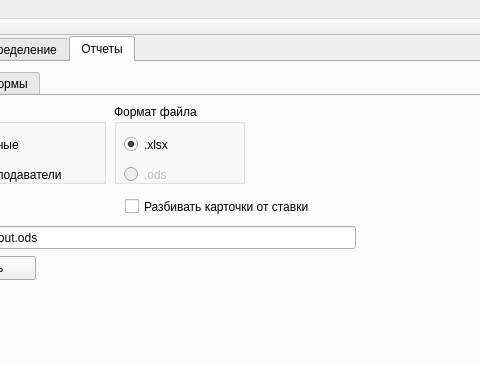
Old version of the form mainwindow.ui in the repository alexeypertcev/ksu-ivt-nagruzka; both pictures show x 579 to 1059 and y 0 to 366 of the 1270 by 640 pixel window.
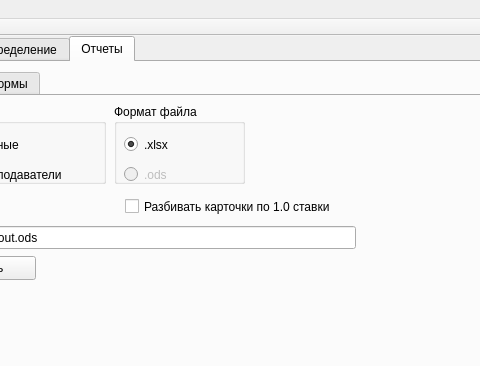
New version of the form. Custom widgets are drawn as their Qt base class.

```diff
--- a/mainwindow.ui
+++ b/mainwindow.ui
@@ -725,12 +725,12 @@
          <rect>
           <x>690</x>
           <y>100</y>
-          <width>191</width>
+          <width>231</width>
           <height>21</height>
          </rect>
         </property>
         <property name="text">
-         <string>Разбивать карточки от ставки</string>
+         <string>Разбивать карточки по 1.0 ставки</string>
         </property>
        </widget>
       </widget>
```
Left out of the diff: 2 changed lines with no effect on the pictures.
